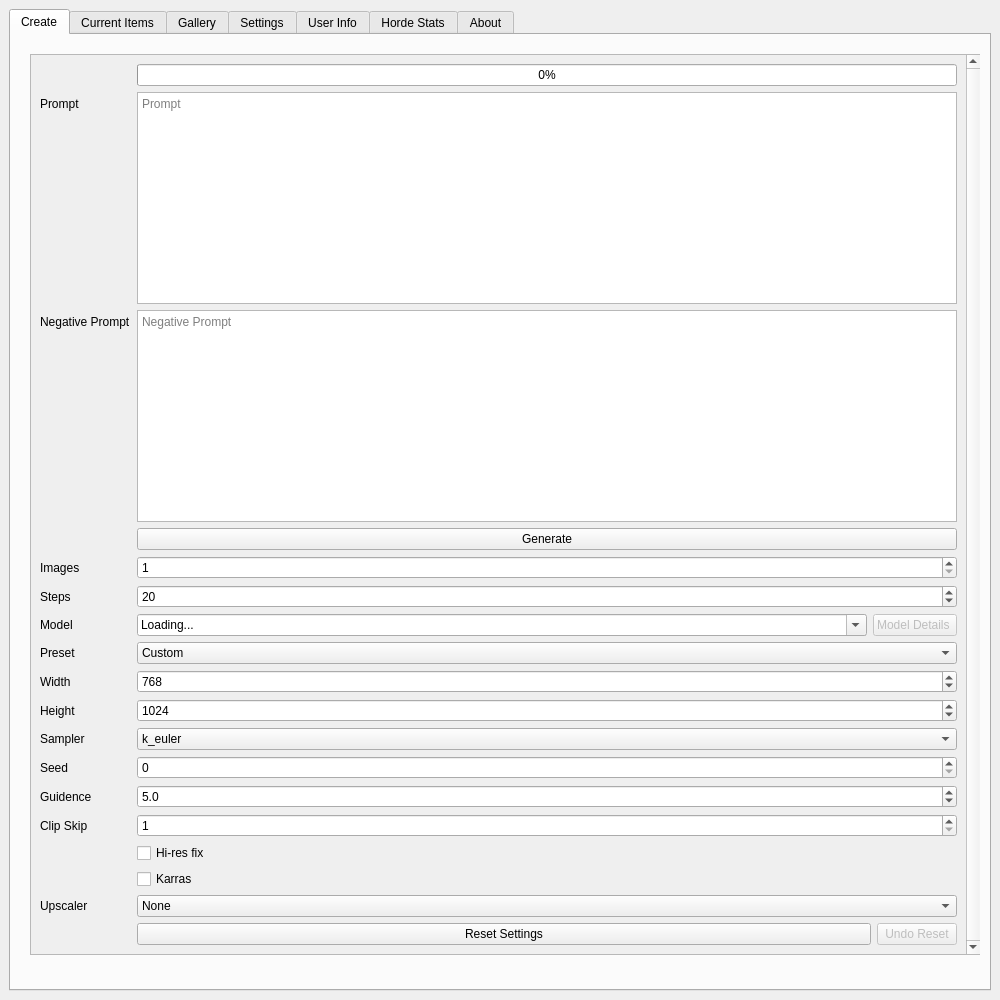
First picture: the form in src/hordeqt/ui/form.ui, repository Unit1208/HordeQT, before the edit.
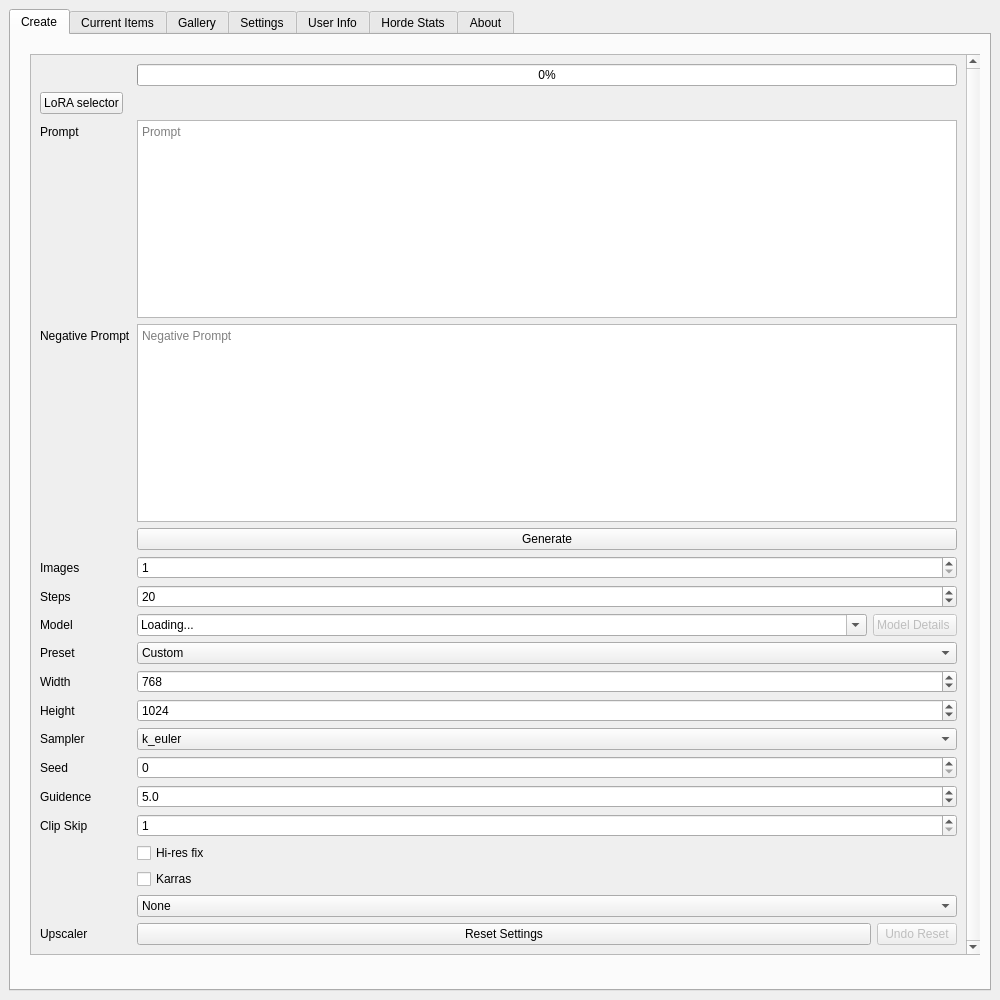
Second picture: the form after the edit. The open tabs and pages were chosen to show the change. Icons and pictures are not drawn.

```diff
--- a/src/hordeqt/ui/form.ui
+++ b/src/hordeqt/ui/form.ui
@@ -626,7 +626,14 @@
                </item>
               </widget>
              </item>
-             <item row="30" column="0">
+             <item row="1" column="0">
+              <widget class="QPushButton" name="LoRASelector">
+               <property name="text">
+                <string>LoRA selector</string>
+               </property>
+              </widget>
+             </item>
+             <item row="31" column="0">
               <widget class="QLabel" name="label">
                <property name="text">
                 <string>Upscaler</string>
```
